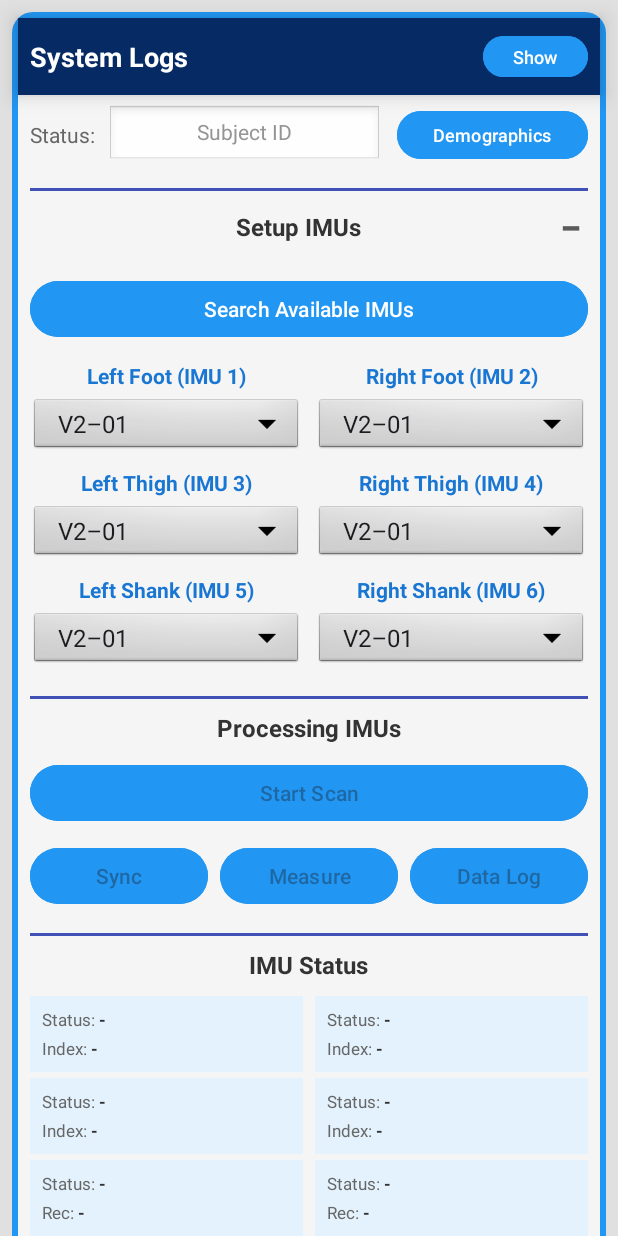
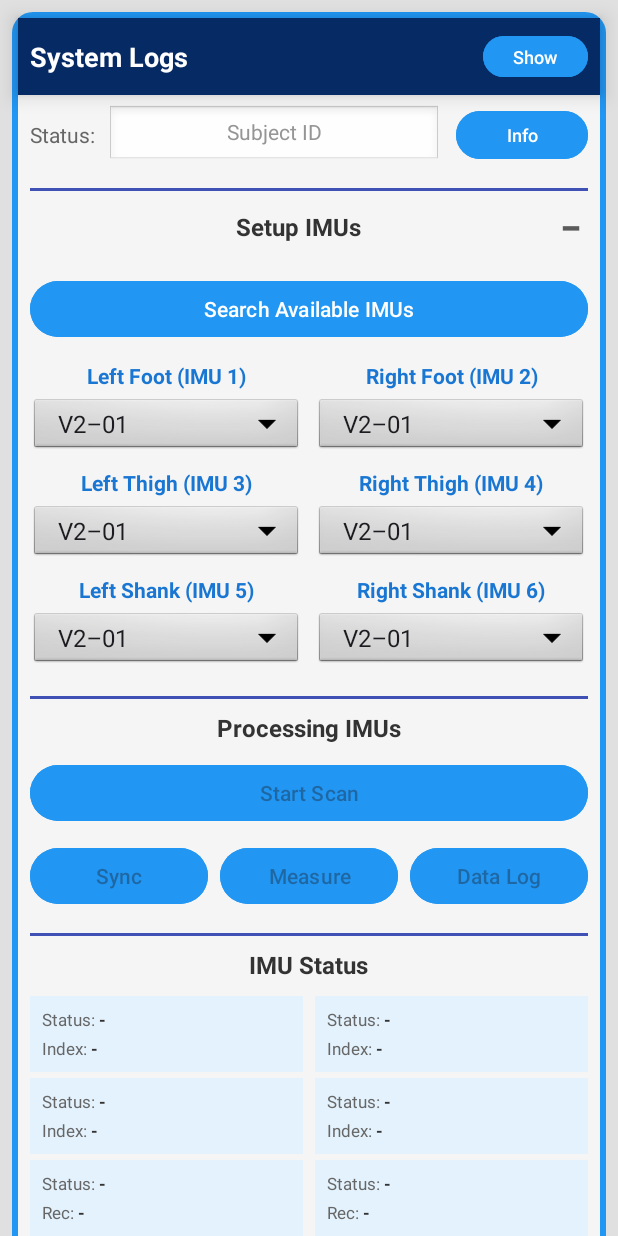
Before and after one commit to ehsansharafianm/Object-Clearance, an Android app: the screen it shows after launch (MainActivity), on a phone screen of 412 x 824 dp. Run offline under Robolectric (Android 15) with nearby library versions, the phone set to English and light mode, and no system bars; our stand-ins replace Firebase (no records; nobody signed in at launch, a user with empty details on screens opened directly); libraries missing offline, so code that uses them is left out: androidx.bluetooth, com.xsens.dot; 6 statements that could not run were skipped.

Commit message:
Rename Demographics button to Info

```diff
--- a/app/src/main/res/layout/main_page.xml
+++ b/app/src/main/res/layout/main_page.xml
@@ -75,7 +75,7 @@
                     android:layout_height="40dp"
                     android:layout_marginStart="10dp"
                     android:backgroundTint="#2196F3"
-                    android:text="Demographics"
+                    android:text="Info"
                     android:textSize="12sp"
                     android:textColor="#FFFFFF"/>
             </LinearLayout>
```
